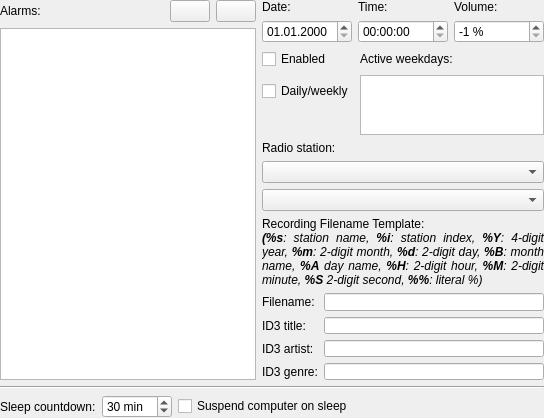
Above: plugins/timecontrol/timecontrol-configuration-ui.ui from pbek/kradio before the change. Below: the same form after it.
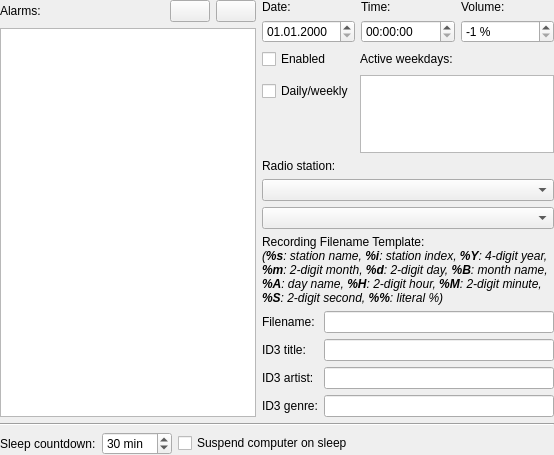
That is the form after the change. Custom widgets are drawn as their Qt base class.

```diff
--- a/plugins/timecontrol/timecontrol-configuration-ui.ui
+++ b/plugins/timecontrol/timecontrol-configuration-ui.ui
@@ -6,8 +6,8 @@
    <rect>
     <x>0</x>
     <y>0</y>
-    <width>544</width>
-    <height>418</height>
+    <width>554</width>
+    <height>455</height>
    </rect>
   </property>
   <layout class="QGridLayout">
@@ -284,12 +284,7 @@
      <item>
       <widget class="QLabel" name="labelRecordingTemplate">
        <property name="text">
-        <string>&lt;!DOCTYPE HTML PUBLIC &quot;-//W3C//DTD HTML 4.0//EN&quot; &quot;http://www.w3.org/TR/REC-html40/strict.dtd&quot;&gt;
-&lt;html&gt;&lt;head&gt;&lt;meta name=&quot;qrichtext&quot; content=&quot;1&quot; /&gt;&lt;style type=&quot;text/css&quot;&gt;
-p, li { white-space: pre-wrap; }
-&lt;/style&gt;&lt;/head&gt;&lt;body style=&quot; font-family:'DejaVu Sans'; font-size:9pt; font-weight:400; font-style:normal;&quot;&gt;
-&lt;p style=&quot; margin-top:0px; margin-bottom:0px; margin-left:0px; margin-right:0px; -qt-block-indent:0; text-indent:0px;&quot;&gt;Recording Filename Template:&lt;/p&gt;
-&lt;p align=&quot;justify&quot; style=&quot; margin-top:0px; margin-bottom:0px; margin-left:0px; margin-right:0px; -qt-block-indent:0; text-indent:0px;&quot;&gt;&lt;span style=&quot; font-weight:600; font-style:italic;&quot;&gt;(%s&lt;/span&gt;&lt;span style=&quot; font-style:italic;&quot;&gt;: station name, &lt;/span&gt;&lt;span style=&quot; font-weight:600; font-style:italic;&quot;&gt;%i&lt;/span&gt;&lt;span style=&quot; font-style:italic;&quot;&gt;: station index, &lt;/span&gt;&lt;span style=&quot; font-weight:600; font-style:italic;&quot;&gt;%Y&lt;/span&gt;&lt;span style=&quot; font-style:italic;&quot;&gt;: 4-digit year, &lt;/span&gt;&lt;span style=&quot; font-weight:600; font-style:italic;&quot;&gt;%m&lt;/span&gt;&lt;span style=&quot; font-style:italic;&quot;&gt;: 2-digit month, &lt;/span&gt;&lt;span style=&quot; font-weight:600; font-style:italic;&quot;&gt;%d&lt;/span&gt;&lt;span style=&quot; font-style:italic;&quot;&gt;: 2-digit day, &lt;/span&gt;&lt;span style=&quot; font-weight:600; font-style:italic;&quot;&gt;%B&lt;/span&gt;&lt;span style=&quot; font-style:italic;&quot;&gt;: month name, &lt;/span&gt;&lt;span style=&quot; font-weight:600; font-style:italic;&quot;&gt;%A&lt;/span&gt;&lt;span style=&quot; font-style:italic;&quot;&gt; day name, &lt;/span&gt;&lt;span style=&quot; font-weight:600; font-style:italic;&quot;&gt;%H&lt;/span&gt;&lt;span style=&quot; font-style:italic;&quot;&gt;: 2-digit hour, &lt;/span&gt;&lt;span style=&quot; font-weight:600; font-style:italic;&quot;&gt;%M&lt;/span&gt;&lt;span style=&quot; font-style:italic;&quot;&gt;: 2-digit minute, &lt;/span&gt;&lt;span style=&quot; font-weight:600; font-style:italic;&quot;&gt;%S&lt;/span&gt;&lt;span style=&quot; font-style:italic;&quot;&gt; 2-digit second,&lt;/span&gt;&lt;span style=&quot; font-weight:600; font-style:italic;&quot;&gt; %%&lt;/span&gt;&lt;span style=&quot; font-style:italic;&quot;&gt;: literal %)&lt;/span&gt;&lt;/p&gt;&lt;/body&gt;&lt;/html&gt;</string>
+        <string>&lt;p style=&quot;font-size: 9pt;&quot;&gt;Recording Filename Template:&lt;br/&gt;&lt;i&gt;(&lt;b&gt;%s&lt;/b&gt;: station name, &lt;b&gt;%i&lt;/b&gt;: station index, &lt;b&gt;%Y&lt;/b&gt;: 4-digit year, &lt;b&gt;%m&lt;/b&gt;: 2-digit month, &lt;b&gt;%d&lt;/b&gt;: 2-digit day, &lt;b&gt;%B&lt;/b&gt;: month name, &lt;b&gt;%A&lt;/b&gt;: day name, &lt;b&gt;%H&lt;/b&gt;: 2-digit hour, &lt;b&gt;%M&lt;/b&gt;: 2-digit minute, &lt;b&gt;%S&lt;/b&gt;: 2-digit second, &lt;b&gt;%%&lt;/b&gt;: literal %)&lt;/i&gt;&lt;/p&gt;</string>
        </property>
        <property name="wordWrap">
         <bool>true</bool>
```
